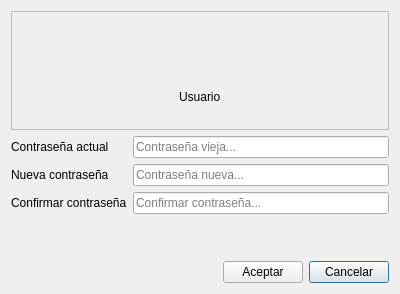
Before: the Qt Designer form RumbaBurger/form_cambiarpassword.ui in yordanlp/RumbaBurger, drawn with Qt 5.
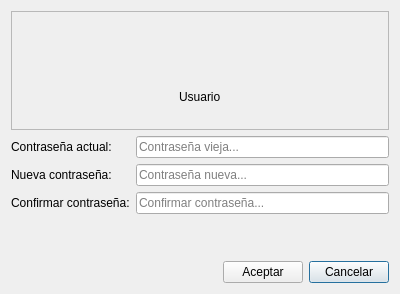
After: the same form once the commit is applied. Icons and pictures are not drawn.

```diff
--- a/RumbaBurger/form_cambiarpassword.ui
+++ b/RumbaBurger/form_cambiarpassword.ui
@@ -100,7 +100,7 @@
      <item row="0" column="0">
       <widget class="QLabel" name="label">
        <property name="text">
-        <string>Contraseña actual</string>
+        <string>Contraseña actual:</string>
        </property>
       </widget>
      </item>
@@ -117,7 +117,7 @@
      <item row="1" column="0">
       <widget class="QLabel" name="label_2">
        <property name="text">
-        <string>Nueva contraseña</string>
+        <string>Nueva contraseña:</string>
        </property>
       </widget>
      </item>
@@ -134,7 +134,7 @@
      <item row="2" column="0">
       <widget class="QLabel" name="label_4">
        <property name="text">
-        <string>Confirmar contraseña</string>
+        <string>Confirmar contraseña:</string>
        </property>
       </widget>
      </item>
```
